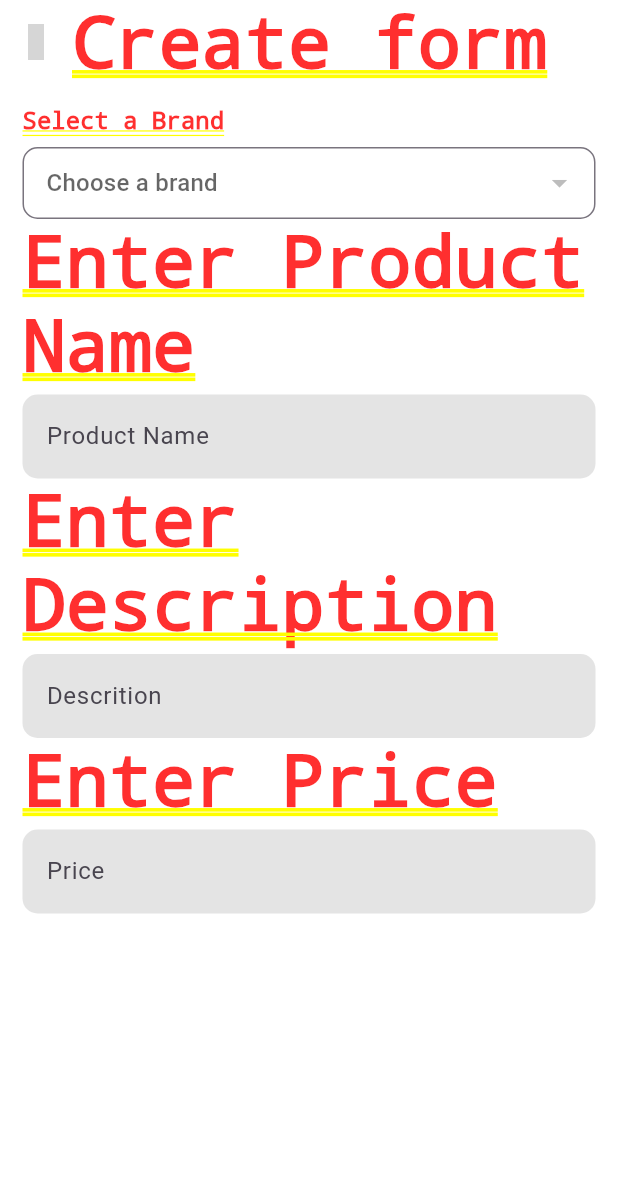
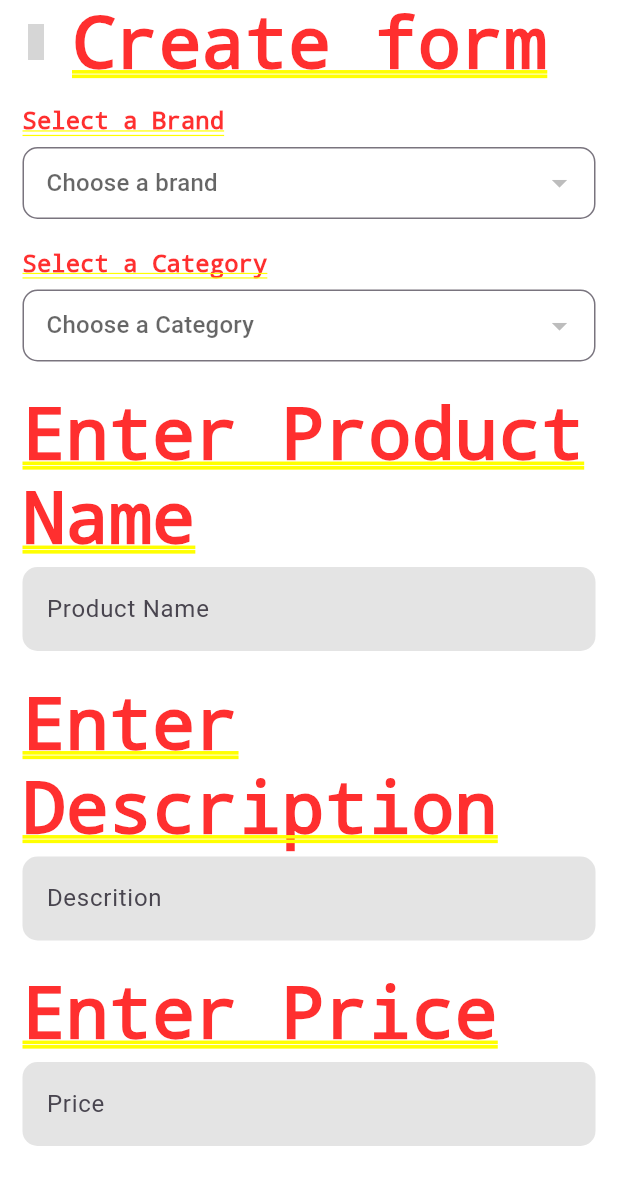
Before and after one commit to ChhairongCoding/E-Commerce-admin-app, a Flutter app: the AddProductFormScreen screen opened by its route, on a phone screen of 412 x 824 dp. Shown: the top 1185 px of the screen. Run offline on Flutter 3.47's test engine with Material 3 defaults, Android fonts, the phone set to English and light mode, and no system bars; our stand-ins replace font_awesome_flutter, get, get_storage, hugeicons; accounts and stored records are empty; network calls fail; grey boxes are pictures that could not be loaded.

Commit message:
finish dropdown box

```diff
--- a/lib/controllers/category_controller.dart
+++ b/lib/controllers/category_controller.dart
@@ -5,8 +5,11 @@ import 'package:e_commerce_admin_app/services/category_api.dart';
 import 'package:get/get.dart';
 
 class CategoryController extends GetxController {
-  RxList<Category> categories = <Category>[].obs;
-  final CategoryApi categoryApi = CategoryApi();
+  Rx<CategoryResponse> CategoryRes = CategoryResponse.empty().obs;
+  final isLoading = false.obs;
+  final CategoryApi _categoryApi = CategoryApi();
+  Rx<Category> selectedCategory = Category.empty().obs;
+
   List<String> headerTable = [
     'ID',
     'Category Name',
@@ -19,19 +22,21 @@ class CategoryController extends GetxController {
     ['1', 'Nike', '100', 'Active', 'Action'],
     ['1', 'Nike', '100', 'Active', 'Action'],
   ];
+
   @override
   void onInit() {
     super.onInit();
-    fetchCategories();
+    getCategory();
   }
 
-  Future<void> fetchCategories() async {
-    try {
-      final response = await categoryApi.getCategory();
-      categories.addAll(response.cast<Category>());
-      log('Fetched ${categories.length} categories.');
-    } catch (e) {
-      log('Failed to fetch categories: $e');
-    }
+  Future<void> getCategory() async {
+    isLoading(true);
+    final data = await _categoryApi.getCategories();
+    CategoryRes.value = data;
+    isLoading(false);
+  }
+
+  void toggleCategory(Category category) {
+    selectedCategory.value = category;
   }
 }
--- a/lib/models/category_model.dart
+++ b/lib/models/category_model.dart
@@ -1,25 +1,62 @@
+class CategoryResponse {
+  CategoryResponse({
+    required this.success,
+    required this.count,
+    required this.data,
+  });
+
+  final bool? success;
+  final int? count;
+  final List<Category> data;
+
+  factory CategoryResponse.fromJson(Map<String, dynamic> json) {
+    return CategoryResponse(
+      success: json["success"],
+      count: json["count"],
+      data: json["data"] == null
+          ? []
+          : List<Category>.from(json["data"]!.map((x) => Category.fromJson(x))),
+    );
+  }
+
+  @override
+  String toString() {
+    return "$success, $count, $data, ";
+  }
+
+  factory CategoryResponse.empty() {
+    return CategoryResponse(data: [], success: null, count: null);
+  }
+}
+
 class Category {
   Category({
     required this.id,
     required this.name,
     required this.description,
-    this.parenCategory,
+    required this.parenCategory,
     required this.isActive,
+    required this.createdBy,
+    required this.createdAt,
   });
 
-  final String id;
-  final String name;
-  final String description;
+  final String? id;
+  final String? name;
+  final String? description;
   final dynamic parenCategory;
-  final bool isActive;
+  final bool? isActive;
+  final String? createdBy;
+  final DateTime? createdAt;
 
   factory Category.fromJson(Map<String, dynamic> json) {
     return Category(
-      id: json["id"] ?? '',
-      name: json["name"] ?? '',
-      description: json["description"] ?? '',
+      id: json["id"],
+      name: json["name"],
+      description: json["description"],
       parenCategory: json["parenCategory"],
-      isActive: json["isActive"] ?? false,
+      isActive: json["isActive"],
+      createdBy: json["createdBy"],
+      createdAt: DateTime.tryParse(json["createdAt"] ?? ""),
     );
   }
 
@@ -28,13 +65,15 @@ class Category {
       id: '',
       name: '',
       description: '',
-      parenCategory: null,
+      parenCategory: '',
       isActive: false,
+      createdBy: '',
+      createdAt: DateTime.now(),
     );
   }
 
   @override
   String toString() {
-    return "$id, $name, $description, $parenCategory, $isActive";
+    return "$id, $name, $description, $parenCategory, $isActive, $createdBy, $createdAt, ";
   }
 }
--- a/lib/services/product_api.dart
+++ b/lib/services/product_api.dart
@@ -21,7 +21,6 @@ class ProductApi {
         },
       );
 
-      log(res.body);
       if (res.statusCode == 200) {
         return ProductResponse.fromJson(jsonDecode(res.body));
       } else {
--- a/lib/views/product-views/add_product_form_screen.dart
+++ b/lib/views/product-views/add_product_form_screen.dart
@@ -1,6 +1,7 @@
 import 'package:e_commerce_admin_app/views/product-views/main_product_controller.dart';
 import 'package:e_commerce_admin_app/widgets/custom_textfield_widget.dart';
 import 'package:e_commerce_admin_app/widgets/dropdown_menu_brand_widget.dart';
+import 'package:e_commerce_admin_app/widgets/dropdown_menu_category_widget.dart';
 import 'package:flutter/material.dart';
 import 'package:get/instance_manager.dart';
 import 'package:hugeicons/hugeicons.dart';
@@ -31,8 +32,10 @@ class AddProductFormScreen extends StatelessWidget {
             Padding(
               padding: const EdgeInsets.all(15),
               child: Column(
+                spacing: 20,
                 children: [
                   DropdownMenuBrandWidget(),
+                  DropdownMenuCategoryWidget(),
                   CustomTextfieldWidget(
                     hintText: "Product Name",
                     label: "Enter Product Name",
--- /dev/null
+++ b/lib/widgets/dropdown_menu_category_widget.dart
@@ -0,0 +1,57 @@
+import 'package:e_commerce_admin_app/controllers/category_controller.dart';
+import 'package:e_commerce_admin_app/models/category_model.dart';
+import 'package:flutter/material.dart';
+import 'package:get/get_state_manager/src/rx_flutter/rx_obx_widget.dart';
+import 'package:get/instance_manager.dart';
+
+class DropdownMenuCategoryWidget extends StatelessWidget {
+  const DropdownMenuCategoryWidget({super.key});
+
+  @override
+  Widget build(BuildContext context) {
+    final CategoryController categoryController = Get.put(CategoryController());
+
+    return Column(
+      crossAxisAlignment: CrossAxisAlignment.start,
+      children: [
+        const Text(
+          "Select a Category",
+          style: TextStyle(fontSize: 16, fontWeight: FontWeight.bold),
+        ),
+        const SizedBox(height: 8),
+        Obx(() {
+          final selectedBrand = categoryController.selectedCategory;
+          final brands = categoryController.CategoryRes.value.data;
+          return categoryController.isLoading.value
+              ? LinearProgressIndicator()
+              : DropdownButtonFormField<Category>(
+                  value: brands.any((b) => b == selectedBrand.value)
+                      ? selectedBrand.value
+                      : null,
+                  hint: const Text("Choose a Category"),
+                  items: brands.map((Category category) {
+                    return DropdownMenuItem<Category>(
+                      value: category,
+                      child: Text(category.name ?? "No Category"),
+                    );
+                  }).toList(),
+                  onChanged: (Category? value) {
+                    categoryController.toggleCategory(
+                      value ?? Category.empty(),
+                    );
+                  },
+                  decoration: InputDecoration(
+                    border: OutlineInputBorder(
+                      borderRadius: BorderRadius.circular(10),
+                    ),
+                    contentPadding: const EdgeInsets.symmetric(
+                      horizontal: 12,
+                      vertical: 10,
+                    ),
+                  ),
+                );
+        }),
+      ],
+    );
+  }
+}
```
Also changed, not shown: lib/services/category_api.dart (+15 -16 lines), lib/views/home_screen.dart (+2 -8 lines).
